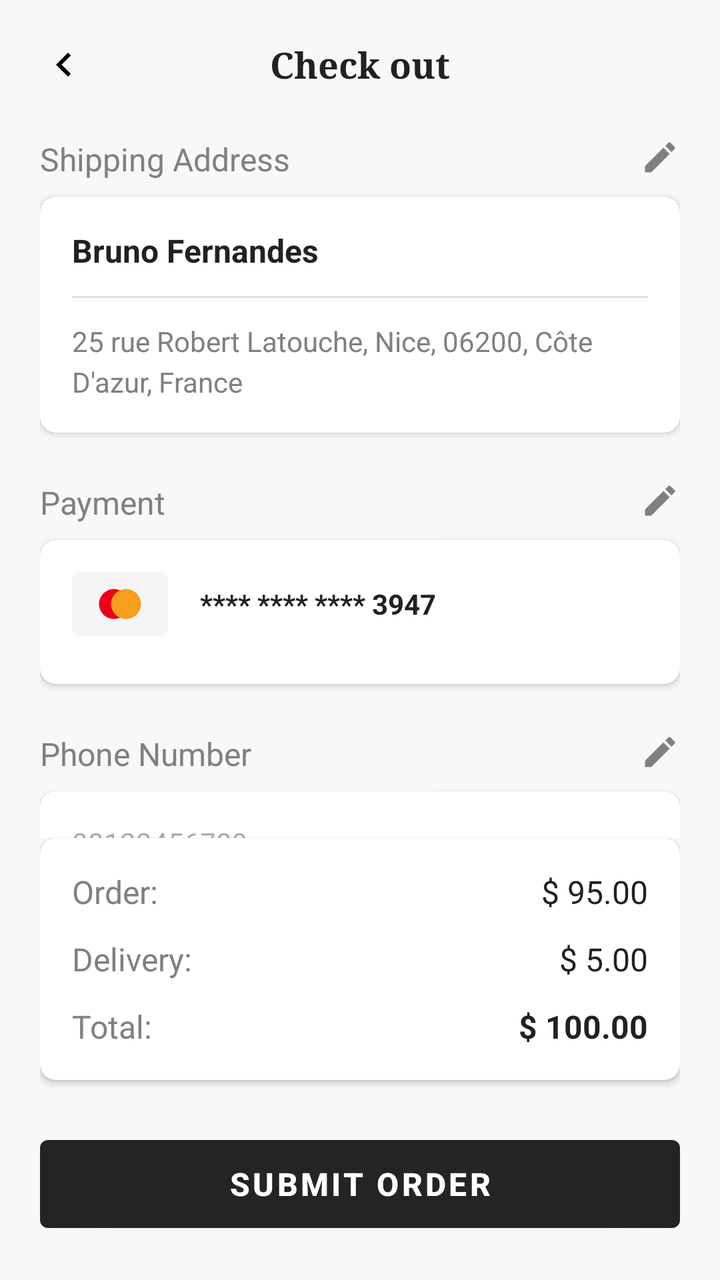
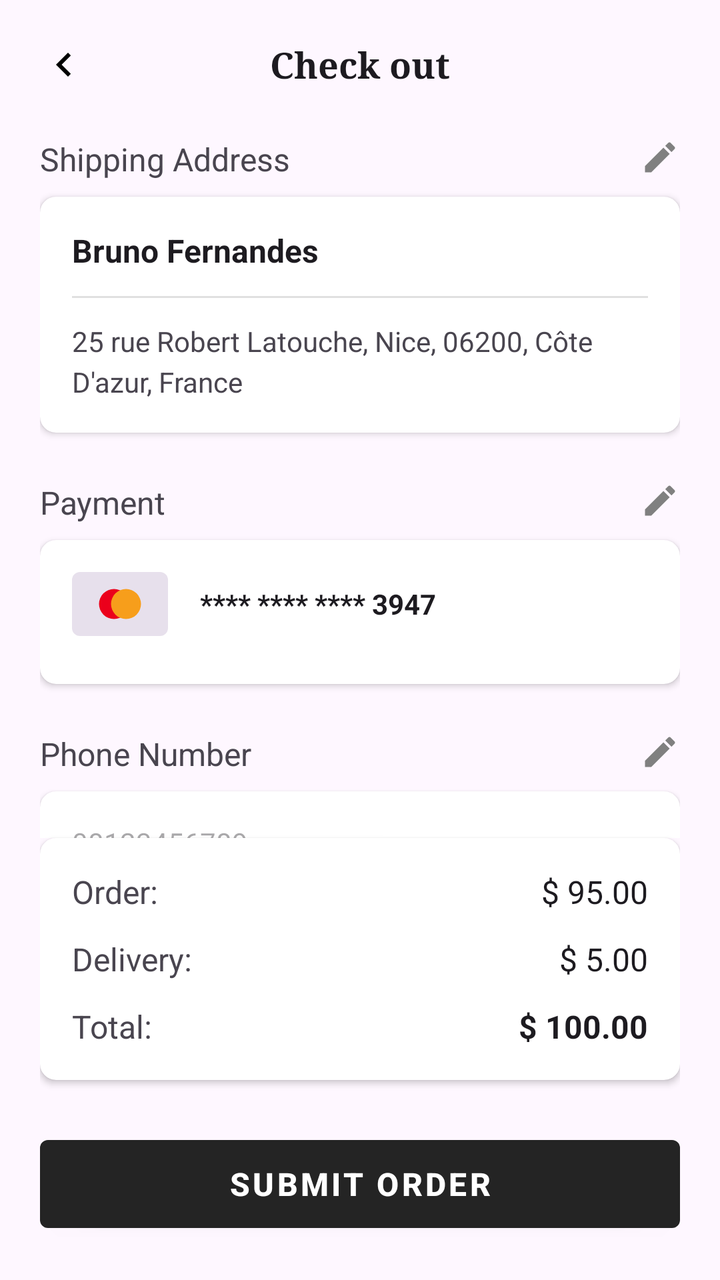

An Android layout rendered at two revisions. The XML below is the earlier revision; the diff shows what the commit changed to produce the second picture.
<!-- AndroidManifest.xml: application theme Theme.Furniture -->
<!-- res/layout/activity_checkout.xml -->
<?xml version="1.0" encoding="utf-8"?>
<androidx.constraintlayout.widget.ConstraintLayout xmlns:android="http://schemas.android.com/apk/res/android"
    xmlns:app="http://schemas.android.com/apk/res-auto"
    xmlns:tools="http://schemas.android.com/tools"
    android:layout_width="match_parent"
    android:layout_height="match_parent"
    android:background="#F8F8F8"
    tools:context=".ui.CheckoutActivity">

    
    <LinearLayout
        android:id="@+id/layout_checkout_content"
        android:layout_width="match_parent"
        android:layout_height="match_parent"
        android:orientation="vertical"
        android:padding="20dp"
        android:visibility="visible">

        
        <RelativeLayout
            android:layout_width="match_parent"
            android:layout_height="wrap_content"
            android:layout_marginBottom="24dp">
            
            <ImageView
                android:layout_width="24dp"
                android:layout_height="24dp"
                android:src="@drawable/ic_back"
                android:layout_centerVertical="true" />
                
            <TextView
                android:layout_width="wrap_content"
                android:layout_height="wrap_content"
                android:text="Check out"
                android:textSize="18sp"
                android:textStyle="bold"
                android:fontFamily="serif"
                android:textColor="#212121"
                android:layout_centerInParent="true" />
        </RelativeLayout>

        <androidx.core.widget.NestedScrollView
            android:layout_width="match_parent"
            android:layout_height="0dp"
            android:layout_weight="1"
            android:fillViewport="true">

            <LinearLayout
                android:layout_width="match_parent"
                android:layout_height="wrap_content"
                android:orientation="vertical">

                
                <RelativeLayout
                    android:layout_width="match_parent"
                    android:layout_height="wrap_content"
                    android:layout_marginBottom="8dp">
                    
                    <TextView
                        android:layout_width="wrap_content"
                        android:layout_height="wrap_content"
                        android:text="Shipping Address"
                        android:textColor="#808080"
                        android:textSize="16sp" />
                        
                    <ImageView
                        android:layout_width="20dp"
                        android:layout_height="20dp"
                        android:src="@drawable/ic_edit"
                        android:layout_alignParentEnd="true" />
                </RelativeLayout>

                <androidx.cardview.widget.CardView
                    android:layout_width="match_parent"
                    android:layout_height="wrap_content"
                    app:cardCornerRadius="8dp"
                    app:cardElevation="2dp"
                    android:layout_marginBottom="24dp">

                    <LinearLayout
                        android:layout_width="match_parent"
                        android:layout_height="wrap_content"
                        android:orientation="vertical"
                        android:padding="16dp">

                        <TextView
                            android:id="@+id/tv_checkout_user_name"
                            android:layout_width="match_parent"
                            android:layout_height="wrap_content"
                            android:text="Bruno Fernandes"
                            android:textColor="#212121"
                            android:textStyle="bold"
                            android:textSize="16sp"
                            android:layout_marginBottom="12dp" />

                        <View
                            android:layout_width="match_parent"
                            android:layout_height="1dp"
                            android:background="#E0E0E0"
                            android:layout_marginBottom="12dp" />

                        <EditText
                            android:id="@+id/et_shipping_address"
                            android:layout_width="match_parent"
                            android:layout_height="wrap_content"
                            android:background="@null"
                            android:text="25 rue Robert Latouche, Nice, 06200, Côte D'azur, France"
                            android:textColor="#808080"
                            android:textSize="14sp"
                            android:lineSpacingExtra="4dp" />
                    </LinearLayout>
                </androidx.cardview.widget.CardView>

                
                <RelativeLayout
                    android:layout_width="match_parent"
                    android:layout_height="wrap_content"
                    android:layout_marginBottom="8dp">
                    
                    <TextView
                        android:layout_width="wrap_content"
                        android:layout_height="wrap_content"
                        android:text="Payment"
                        android:textColor="#808080"
                        android:textSize="16sp" />
                        
                    <ImageView
                        android:layout_width="20dp"
                        android:layout_height="20dp"
                        android:src="@drawable/ic_edit"
                        android:layout_alignParentEnd="true" />
                </RelativeLayout>

                <androidx.cardview.widget.CardView
                    android:layout_width="match_parent"
                    android:layout_height="wrap_content"
                    app:cardCornerRadius="8dp"
                    app:cardElevation="2dp"
                    android:layout_marginBottom="24dp">

                    <LinearLayout
                        android:layout_width="match_parent"
                        android:layout_height="wrap_content"
                        android:orientation="vertical"
                        android:padding="16dp">

                        <LinearLayout
                            android:layout_width="match_parent"
                            android:layout_height="wrap_content"
                            android:orientation="horizontal"
                            android:gravity="center_vertical">

                            <androidx.cardview.widget.CardView
                                android:layout_width="wrap_content"
                                android:layout_height="wrap_content"
                                app:cardCornerRadius="4dp"
                                app:cardElevation="0dp">
                                <ImageView
                                    android:layout_width="48dp"
                                    android:layout_height="32dp"
                                    android:background="#F5F5F5"
                                    android:src="@drawable/ic_mastercard"
                                    android:padding="4dp"
                                    android:scaleType="fitCenter" />
                            </androidx.cardview.widget.CardView>

                            <TextView
                                android:layout_width="wrap_content"
                                android:layout_height="wrap_content"
                                android:text="**** **** **** 3947"
                                android:textColor="#212121"
                                android:layout_marginStart="16dp"
                                android:textStyle="bold"
                                android:textSize="14sp" />
                        </LinearLayout>

                        
                        <RadioGroup
                            android:id="@+id/rg_payment_method"
                            android:layout_width="match_parent"
                            android:layout_height="wrap_content"
                            android:layout_marginTop="8dp" />
                    </LinearLayout>
                </androidx.cardview.widget.CardView>

                
                <RelativeLayout
                    android:layout_width="match_parent"
                    android:layout_height="wrap_content"
                    android:layout_marginBottom="8dp">
                    
                    <TextView
                        android:layout_width="wrap_content"
                        android:layout_height="wrap_content"
                        android:text="Phone Number"
                        android:textColor="#808080"
                        android:textSize="16sp" />
                        
                    <ImageView
                        android:layout_width="20dp"
                        android:layout_height="20dp"
                        android:src="@drawable/ic_edit"
                        android:layout_alignParentEnd="true" />
                </RelativeLayout>

                <androidx.cardview.widget.CardView
                    android:layout_width="match_parent"
                    android:layout_height="wrap_content"
                    app:cardCornerRadius="8dp"
                    app:cardElevation="2dp"
                    android:layout_marginBottom="24dp">

                    <LinearLayout
                        android:layout_width="match_parent"
                        android:layout_height="wrap_content"
                        android:orientation="vertical"
                        android:padding="16dp">

                        <EditText
                            android:id="@+id/et_phone_number"
                            android:layout_width="match_parent"
                            android:layout_height="wrap_content"
                            android:background="@null"
                            android:hint="08123456789"
                            android:inputType="phone"
                            android:textColor="#808080"
                            android:textSize="14sp" />
                    </LinearLayout>
                </androidx.cardview.widget.CardView>

                
                <RelativeLayout
                    android:layout_width="match_parent"
                    android:layout_height="wrap_content"
                    android:layout_marginBottom="8dp">
                    
                    <TextView
                        android:layout_width="wrap_content"
                        android:layout_height="wrap_content"
                        android:text="Delivery method"
                        android:textColor="#808080"
                        android:textSize="16sp" />
                        
                    <ImageView
                        android:layout_width="20dp"
                        android:layout_height="20dp"
                        android:src="@drawable/ic_edit"
                        android:layout_alignParentEnd="true" />
                </RelativeLayout>

                <androidx.cardview.widget.CardView
                    android:layout_width="match_parent"
                    android:layout_height="wrap_content"
                    app:cardCornerRadius="8dp"
                    app:cardElevation="2dp"
                    android:layout_marginBottom="24dp">

                    <LinearLayout
                        android:layout_width="match_parent"
                        android:layout_height="wrap_content"
                        android:orientation="horizontal"
                        android:padding="16dp"
                        android:gravity="center_vertical">

                        <ImageView
                            android:layout_width="60dp"
                            android:layout_height="20dp"
                            android:src="@drawable/ic_dhl"
                            android:scaleType="fitCenter" />

                        <TextView
                            android:layout_width="wrap_content"
                            android:layout_height="wrap_content"
                            android:text="Fast (2-3days)"
                            android:textColor="#212121"
                            android:layout_marginStart="16dp"
                            android:textStyle="bold"
                            android:textSize="14sp" />
                    </LinearLayout>
                </androidx.cardview.widget.CardView>

                
                <androidx.recyclerview.widget.RecyclerView
                    android:id="@+id/rv_checkout_items"
                    android:layout_width="match_parent"
                    android:layout_height="wrap_content"
                    android:visibility="gone" />
            </LinearLayout>
        </androidx.core.widget.NestedScrollView>

        
        <androidx.cardview.widget.CardView
            android:layout_width="match_parent"
            android:layout_height="wrap_content"
            app:cardCornerRadius="8dp"
            app:cardElevation="2dp"
            android:layout_marginBottom="24dp">

            <LinearLayout
                android:layout_width="match_parent"
                android:layout_height="wrap_content"
                android:orientation="vertical"
                android:padding="16dp">

                <RelativeLayout
                    android:layout_width="match_parent"
                    android:layout_height="wrap_content"
                    android:layout_marginBottom="12dp">
                    
                    <TextView
                        android:layout_width="wrap_content"
                        android:layout_height="wrap_content"
                        android:text="Order:"
                        android:textColor="#808080"
                        android:textSize="16sp" />
                        
                    <TextView
                        android:layout_width="wrap_content"
                        android:layout_height="wrap_content"
                        android:text="$ 95.00"
                        android:textColor="#212121"
                        android:textSize="16sp"
                        android:layout_alignParentEnd="true" />
                </RelativeLayout>

                <RelativeLayout
                    android:layout_width="match_parent"
                    android:layout_height="wrap_content"
                    android:layout_marginBottom="12dp">
                    
                    <TextView
                        android:layout_width="wrap_content"
                        android:layout_height="wrap_content"
                        android:text="Delivery:"
                        android:textColor="#808080"
                        android:textSize="16sp" />
                        
                    <TextView
                        android:layout_width="wrap_content"
                        android:layout_height="wrap_content"
                        android:text="$ 5.00"
                        android:textColor="#212121"
                        android:textSize="16sp"
                        android:layout_alignParentEnd="true" />
                </RelativeLayout>

                <RelativeLayout
                    android:layout_width="match_parent"
                    android:layout_height="wrap_content">
                    
                    <TextView
                        android:layout_width="wrap_content"
                        android:layout_height="wrap_content"
                        android:text="Total:"
                        android:textColor="#808080"
                        android:textSize="16sp" />
                        
                    <TextView
                        android:id="@+id/tv_checkout_total"
                        android:layout_width="wrap_content"
                        android:layout_height="wrap_content"
                        android:text="$ 100.00"
                        android:textColor="#212121"
                        android:textStyle="bold"
                        android:textSize="16sp"
                        android:layout_alignParentEnd="true" />
                </RelativeLayout>
            </LinearLayout>
        </androidx.cardview.widget.CardView>

        <com.google.android.material.button.MaterialButton
            android:id="@+id/btn_place_order"
            android:layout_width="match_parent"
            android:layout_height="56dp"
            app:backgroundTint="#242424"
            app:cornerRadius="4dp"
            app:elevation="0dp"
            style="@style/Widget.MaterialComponents.Button"
            android:text="SUBMIT ORDER"
            android:textColor="@color/white"
            android:textSize="16sp"
            android:textStyle="bold" />

    </LinearLayout>

    
    <androidx.constraintlayout.widget.ConstraintLayout
        android:id="@+id/layout_order_success"
        android:layout_width="match_parent"
        android:layout_height="match_parent"
        android:background="@color/white"
        android:visibility="gone"
        android:elevation="10dp">

        <TextView
            android:id="@+id/tv_success_title"
            android:layout_width="wrap_content"
            android:layout_height="wrap_content"
            android:text="SUCCESS!"
            android:fontFamily="serif"
            android:textSize="32sp"
            android:textStyle="bold"
            android:textColor="#212121"
            android:letterSpacing="0.1"
            app:layout_constraintBottom_toTopOf="@id/cl_success_image"
            app:layout_constraintEnd_toEndOf="parent"
            app:layout_constraintStart_toStartOf="parent"
            app:layout_constraintTop_toTopOf="parent"
            app:layout_constraintVertical_chainStyle="packed"
            android:layout_marginBottom="32dp"/>

        <androidx.constraintlayout.widget.ConstraintLayout
            android:id="@+id/cl_success_image"
            android:layout_width="wrap_content"
            android:layout_height="wrap_content"
            app:layout_constraintTop_toBottomOf="@id/tv_success_title"
            app:layout_constraintBottom_toTopOf="@id/tv_success_desc"
            app:layout_constraintStart_toStartOf="parent"
            app:layout_constraintEnd_toEndOf="parent"
            android:layout_marginBottom="32dp">

            <ImageView
                android:id="@+id/img_success_illustration"
                android:layout_width="240dp"
                android:layout_height="240dp"
                android:src="@drawable/ic_check_circle"
                android:background="#F5F5F5"
                android:padding="24dp"
                app:layout_constraintTop_toTopOf="parent"
                app:layout_constraintStart_toStartOf="parent"
                app:layout_constraintEnd_toEndOf="parent"/>


        </androidx.constraintlayout.widget.ConstraintLayout>

        <TextView
            android:id="@+id/tv_success_desc"
            android:layout_width="wrap_content"
            android:layout_height="wrap_content"
            android:text="Your order will be delivered soon.\nThank you for choosing our app!"
            android:textColor="#808080"
            android:textSize="16sp"
            android:textAlignment="center"
            android:lineSpacingExtra="4dp"
            app:layout_constraintTop_toBottomOf="@id/cl_success_image"
            app:layout_constraintBottom_toTopOf="@id/btn_track_orders"
            app:layout_constraintStart_toStartOf="parent"
            app:layout_constraintEnd_toEndOf="parent"
            android:layout_marginTop="32dp"
            android:layout_marginBottom="40dp"/>

        <com.google.android.material.button.MaterialButton
            android:id="@+id/btn_track_orders"
            android:layout_width="match_parent"
            android:layout_height="56dp"
            android:layout_marginStart="24dp"
            android:layout_marginEnd="24dp"
            app:backgroundTint="#242424"
            app:cornerRadius="4dp"
            app:elevation="0dp"
            style="@style/Widget.MaterialComponents.Button"
            android:text="Track your orders"
            android:textAllCaps="false"
            android:textColor="@color/white"
            android:textSize="16sp"
            app:layout_constraintTop_toBottomOf="@id/tv_success_desc"
            app:layout_constraintBottom_toTopOf="@id/btn_back_to_home"
            app:layout_constraintStart_toStartOf="parent"
            app:layout_constraintEnd_toEndOf="parent"
            android:layout_marginBottom="16dp"/>

        <com.google.android.material.button.MaterialButton
            android:id="@+id/btn_back_to_home"
            android:layout_width="match_parent"
            android:layout_height="56dp"
            android:layout_marginStart="24dp"
            android:layout_marginEnd="24dp"
            app:backgroundTint="@android:color/white"
            app:strokeColor="#212121"
            app:strokeWidth="1dp"
            app:cornerRadius="8dp"
            app:elevation="0dp"
            style="@style/Widget.MaterialComponents.Button.OutlinedButton"
            android:text="BACK TO HOME"
            android:textColor="#212121"
            android:textSize="16sp"
            app:layout_constraintTop_toBottomOf="@id/btn_track_orders"
            app:layout_constraintBottom_toBottomOf="parent"
            app:layout_constraintStart_toStartOf="parent"
            app:layout_constraintEnd_toEndOf="parent" />

    </androidx.constraintlayout.widget.ConstraintLayout>

</androidx.constraintlayout.widget.ConstraintLayout>
<!-- resources referenced by this layout -->
<resources>
  <color name="white">#FFFFFFFF</color>
  <!-- drawable ic_back (drawable) -->
  <vector xmlns:android="http://schemas.android.com/apk/res/android"
      android:width="24dp"
      android:height="24dp"
      android:viewportWidth="24"
      android:viewportHeight="24">
      <path
          android:fillColor="#FF000000"
          android:pathData="M15.41,16.59L10.83,12l4.58,-4.59L14,6l-6,6 6,6z"/>
  </vector>
  <!-- drawable ic_check_circle (drawable) -->
  <vector xmlns:android="http://schemas.android.com/apk/res/android"
      android:width="48dp"
      android:height="48dp"
      android:viewportWidth="48"
      android:viewportHeight="48">
      <path
          android:fillColor="#27AE60"
          android:pathData="M24,24 m-24,0 a24,24 0 1,0 48,0 a24,24 0 1,0 -48,0"/>
      <path
          android:fillColor="#FFFFFF"
          android:pathData="M20,32 l-8,-8 l3,-3 l5,5 l13,-13 l3,3 z"/>
  </vector>
  <!-- drawable ic_dhl (drawable) -->
  <vector xmlns:android="http://schemas.android.com/apk/res/android"
      android:width="60dp"
      android:height="20dp"
      android:viewportWidth="60"
      android:viewportHeight="20">
      <path
          android:fillColor="#FFCC00"
          android:pathData="M0,0 h60 v20 h-60 z"/>
      <path
          android:fillColor="#D40511"
          android:pathData="M10,6 h5 c2,0 3,1 3,3 c0,2 -1,3 -3,3 h-5 v-6 z M13,10 c1,0 1,-0.5 1,-1 c0,-0.5 0,-1 -1,-1 h-1 v2 h1 z M22,6 h2 v2 h3 v-2 h2 v8 h-2 v-3 h-3 v3 h-2 v-8 z M33,6 h2 v6 h4 v2 h-6 v-8 z"/>
  </vector>
  <!-- drawable ic_edit (drawable) -->
  <vector xmlns:android="http://schemas.android.com/apk/res/android"
      android:width="24dp"
      android:height="24dp"
      android:viewportWidth="24"
      android:viewportHeight="24">
      <path
          android:fillColor="#808080"
          android:pathData="M3,17.25V21h3.75L17.81,9.94l-3.75,-3.75L3,17.25zM20.71,7.04c0.39,-0.39 0.39,-1.02 0,-1.41l-2.34,-2.34c-0.39,-0.39 -1.02,-0.39 -1.41,0l-1.83,1.83 3.75,3.75 1.83,-1.83z"/>
  </vector>
  <!-- drawable ic_mastercard (drawable) -->
  <vector xmlns:android="http://schemas.android.com/apk/res/android"
      android:width="48dp"
      android:height="32dp"
      android:viewportWidth="48"
      android:viewportHeight="32">
      <path
          android:fillColor="#EB001B"
          android:pathData="M20,16 m-10,0 a10,10 0 1,0 20,0 a10,10 0 1,0 -20,0"/>
      <path
          android:fillColor="#F79E1B"
          android:pathData="M28,16 m-10,0 a10,10 0 1,0 20,0 a10,10 0 1,0 -20,0"/>
  </vector>
  <style name="Theme.Furniture" parent="Base.Theme.Furniture" />
  <style name="Base.Theme.Furniture" parent="Theme.Material3.DayNight.NoActionBar">
          
          
      </style>
</resources>

<!-- the commit's change to res/layout/activity_checkout.xml (unified diff, before → after) -->
@@ -4,7 +4,7 @@
     xmlns:tools="http://schemas.android.com/tools"
     android:layout_width="match_parent"
     android:layout_height="match_parent"
-    android:background="#F8F8F8"
+    android:background="?android:attr/colorBackground"
     tools:context=".ui.CheckoutActivity">
 
     
@@ -35,7 +35,7 @@
                 android:textSize="18sp"
                 android:textStyle="bold"
                 android:fontFamily="serif"
-                android:textColor="#212121"
+                android:textColor="?android:attr/textColorPrimary"
                 android:layout_centerInParent="true" />
         </RelativeLayout>
 
@@ -60,7 +60,7 @@
                         android:layout_width="wrap_content"
                         android:layout_height="wrap_content"
                         android:text="Shipping Address"
-                        android:textColor="#808080"
+                        android:textColor="?android:attr/textColorSecondary"
                         android:textSize="16sp" />
                         
                     <ImageView
@@ -88,7 +88,7 @@
                             android:layout_width="match_parent"
                             android:layout_height="wrap_content"
                             android:text="Bruno Fernandes"
-                            android:textColor="#212121"
+                            android:textColor="?android:attr/textColorPrimary"
                             android:textStyle="bold"
                             android:textSize="16sp"
                             android:layout_marginBottom="12dp" />
@@ -105,7 +105,7 @@
                             android:layout_height="wrap_content"
                             android:background="@null"
                             android:text="25 rue Robert Latouche, Nice, 06200, Côte D'azur, France"
-                            android:textColor="#808080"
+                            android:textColor="?android:attr/textColorSecondary"
                             android:textSize="14sp"
                             android:lineSpacingExtra="4dp" />
                     </LinearLayout>
@@ -121,7 +121,7 @@
                         android:layout_width="wrap_content"
                         android:layout_height="wrap_content"
                         android:text="Payment"
-                        android:textColor="#808080"
+                        android:textColor="?android:attr/textColorSecondary"
                         android:textSize="16sp" />
                         
                     <ImageView
@@ -158,7 +158,7 @@
                                 <ImageView
                                     android:layout_width="48dp"
                                     android:layout_height="32dp"
-                                    android:background="#F5F5F5"
+                                    android:background="?attr/colorSurfaceVariant"
                                     android:src="@drawable/ic_mastercard"
                                     android:padding="4dp"
                                     android:scaleType="fitCenter" />
@@ -168,7 +168,7 @@
                                 android:layout_width="wrap_content"
                                 android:layout_height="wrap_content"
                                 android:text="**** **** **** 3947"
-                                android:textColor="#212121"
+                                android:textColor="?android:attr/textColorPrimary"
                                 android:layout_marginStart="16dp"
                                 android:textStyle="bold"
                                 android:textSize="14sp" />
@@ -193,7 +193,7 @@
                         android:layout_width="wrap_content"
                         android:layout_height="wrap_content"
                         android:text="Phone Number"
-                        android:textColor="#808080"
+                        android:textColor="?android:attr/textColorSecondary"
                         android:textSize="16sp" />
                         
                     <ImageView
@@ -223,7 +223,7 @@
                             android:background="@null"
                             android:hint="08123456789"
                             android:inputType="phone"
-                            android:textColor="#808080"
+                            android:textColor="?android:attr/textColorSecondary"
                             android:textSize="14sp" />
                     </LinearLayout>
                 </androidx.cardview.widget.CardView>
@@ -238,7 +238,7 @@
                         android:layout_width="wrap_content"
                         android:layout_height="wrap_content"
                         android:text="Delivery method"
-                        android:textColor="#808080"
+                        android:textColor="?android:attr/textColorSecondary"
                         android:textSize="16sp" />
                         
                     <ImageView
@@ -272,7 +272,7 @@
                             android:layout_width="wrap_content"
                             android:layout_height="wrap_content"
                             android:text="Fast (2-3days)"
-                            android:textColor="#212121"
+                            android:textColor="?android:attr/textColorPrimary"
                             android:layout_marginStart="16dp"
                             android:textStyle="bold"
                             android:textSize="14sp" />
@@ -311,14 +311,14 @@
                         android:layout_width="wrap_content"
                         android:layout_height="wrap_content"
                         android:text="Order:"
-                        android:textColor="#808080"
+                        android:textColor="?android:attr/textColorSecondary"
                         android:textSize="16sp" />
                         
                     <TextView
                         android:layout_width="wrap_content"
                         android:layout_height="wrap_content"
                         android:text="$ 95.00"
-                        android:textColor="#212121"
+                        android:textColor="?android:attr/textColorPrimary"
                         android:textSize="16sp"
                         android:layout_alignParentEnd="true" />
                 </RelativeLayout>
@@ -332,14 +332,14 @@
                         android:layout_width="wrap_content"
                         android:layout_height="wrap_content"
                         android:text="Delivery:"
-                        android:textColor="#808080"
+                        android:textColor="?android:attr/textColorSecondary"
                         android:textSize="16sp" />
                         
                     <TextView
                         android:layout_width="wrap_content"
                         android:layout_height="wrap_content"
                         android:text="$ 5.00"
-                        android:textColor="#212121"
+                        android:textColor="?android:attr/textColorPrimary"
                         android:textSize="16sp"
                         android:layout_alignParentEnd="true" />
                 </RelativeLayout>
@@ -352,7 +352,7 @@
                         android:layout_width="wrap_content"
                         android:layout_height="wrap_content"
                         android:text="Total:"
-                        android:textColor="#808080"
+                        android:textColor="?android:attr/textColorSecondary"
                         android:textSize="16sp" />
                         
                     <TextView
@@ -360,7 +360,7 @@
                         android:layout_width="wrap_content"
                         android:layout_height="wrap_content"
                         android:text="$ 100.00"
-                        android:textColor="#212121"
+                        android:textColor="?android:attr/textColorPrimary"
                         android:textStyle="bold"
                         android:textSize="16sp"
                         android:layout_alignParentEnd="true" />
@@ -388,7 +388,7 @@
         android:id="@+id/layout_order_success"
         android:layout_width="match_parent"
         android:layout_height="match_parent"
-        android:background="@color/white"
+        android:background="?android:attr/colorBackground"
         android:visibility="gone"
         android:elevation="10dp">
 
@@ -400,7 +400,7 @@
             android:fontFamily="serif"
             android:textSize="32sp"
             android:textStyle="bold"
-            android:textColor="#212121"
+            android:textColor="?android:attr/textColorPrimary"
             android:letterSpacing="0.1"
             app:layout_constraintBottom_toTopOf="@id/cl_success_image"
             app:layout_constraintEnd_toEndOf="parent"
@@ -424,7 +424,7 @@
                 android:layout_width="240dp"
                 android:layout_height="240dp"
                 android:src="@drawable/ic_check_circle"
-                android:background="#F5F5F5"
+                android:background="?attr/colorSurfaceVariant"
                 android:padding="24dp"
                 app:layout_constraintTop_toTopOf="parent"
                 app:layout_constraintStart_toStartOf="parent"
@@ -438,7 +438,7 @@
             android:layout_width="wrap_content"
             android:layout_height="wrap_content"
             android:text="Your order will be delivered soon.\nThank you for choosing our app!"
-            android:textColor="#808080"
+            android:textColor="?android:attr/textColorSecondary"
             android:textSize="16sp"
             android:textAlignment="center"
             android:lineSpacingExtra="4dp"
@@ -476,13 +476,13 @@
             android:layout_marginStart="24dp"
             android:layout_marginEnd="24dp"
             app:backgroundTint="@android:color/white"
-            app:strokeColor="#212121"
+            app:strokeColor="?android:attr/textColorPrimary"
             app:strokeWidth="1dp"
             app:cornerRadius="8dp"
             app:elevation="0dp"
             style="@style/Widget.MaterialComponents.Button.OutlinedButton"
             android:text="BACK TO HOME"
-            android:textColor="#212121"
+            android:textColor="?android:attr/textColorPrimary"
             android:textSize="16sp"
             app:layout_constraintTop_toBottomOf="@id/btn_track_orders"
             app:layout_constraintBottom_toBottomOf="parent"
